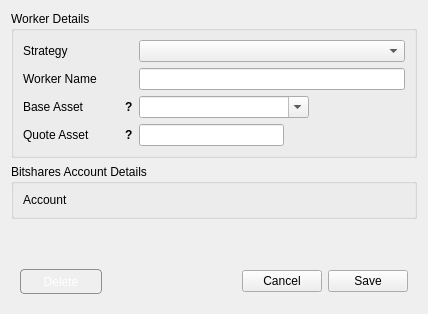
Qt form dexbot/views/ui/edit_worker_window.ui (xeroc/stakemachine) before a commit.
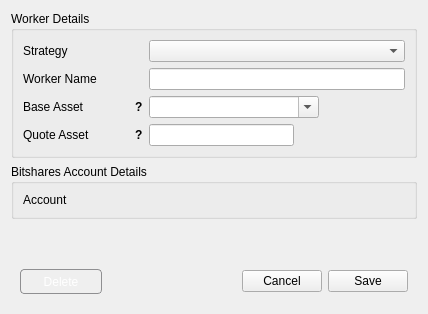
The same form after that commit.

Commit message: Change private key input to optional value in the GUI

What changed in the file:
```diff
--- a/dexbot/views/ui/edit_worker_window.ui
+++ b/dexbot/views/ui/edit_worker_window.ui
@@ -24,13 +24,13 @@
        <widget class="QLabel" name="strategy_label">
         <property name="minimumSize">
          <size>
-          <width>110</width>
+          <width>120</width>
           <height>0</height>
          </size>
         </property>
         <property name="maximumSize">
          <size>
-          <width>110</width>
+          <width>120</width>
           <height>16777215</height>
          </size>
         </property>
@@ -53,13 +53,13 @@
        <widget class="QLabel" name="worker_name_label">
         <property name="minimumSize">
          <size>
-          <width>110</width>
+          <width>120</width>
           <height>0</height>
          </size>
         </property>
         <property name="maximumSize">
          <size>
-          <width>110</width>
+          <width>120</width>
           <height>16777215</height>
          </size>
         </property>
@@ -119,13 +119,13 @@
         </property>
         <property name="minimumSize">
          <size>
-          <width>110</width>
+          <width>120</width>
           <height>0</height>
          </size>
         </property>
         <property name="maximumSize">
          <size>
-          <width>110</width>
+          <width>120</width>
           <height>16777215</height>
          </size>
         </property>
@@ -205,13 +205,13 @@
         </property>
         <property name="minimumSize">
          <size>
-          <width>110</width>
+          <width>120</width>
           <height>0</height>
          </size>
         </property>
         <property name="maximumSize">
          <size>
-          <width>110</width>
+          <width>120</width>
           <height>16777215</height>
          </size>
         </property>
@@ -306,13 +306,13 @@
         </property>
         <property name="minimumSize">
          <size>
-          <width>110</width>
+          <width>120</width>
           <height>0</height>
          </size>
         </property>
         <property name="maximumSize">
          <size>
-          <width>110</width>
+          <width>120</width>
           <height>16777215</height>
          </size>
         </property>
```
The commit also changes 5 other files.
